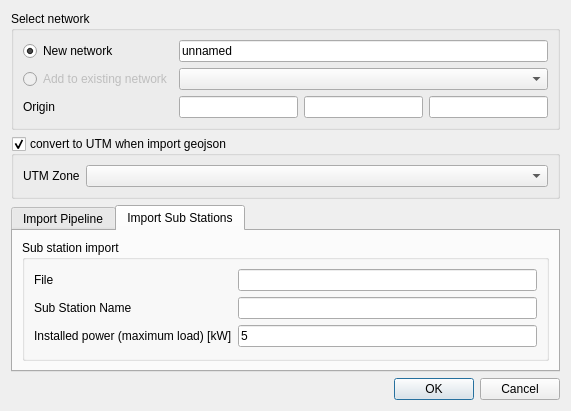
Old version of the form SIM-VICUS/src/SVNetworkImportDialog.ui in the repository ghorwin/SIM-VICUS.
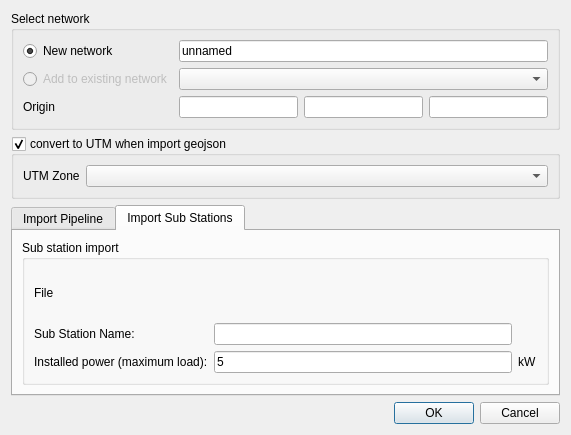
New version of the form. Custom widgets are drawn as their Qt base class.

What changed in the file:
```diff
--- a/SIM-VICUS/src/SVNetworkImportDialog.ui
+++ b/SIM-VICUS/src/SVNetworkImportDialog.ui
@@ -7,7 +7,7 @@
     <x>0</x>
     <y>0</y>
     <width>571</width>
-    <height>368</height>
+    <height>435</height>
    </rect>
   </property>
   <property name="windowTitle">
@@ -92,7 +92,7 @@
          <property name="title">
           <string>Sub station import</string>
          </property>
-         <layout class="QFormLayout" name="formLayout_2">
+         <layout class="QGridLayout" name="gridLayout">
           <item row="0" column="0">
            <widget class="QLabel" name="label_11">
             <property name="text">
@@ -100,13 +100,23 @@
             </property>
            </widget>
           </item>
-          <item row="0" column="1">
-           <widget class="QtExt::BrowseFilenameWidget" name="lineEditSubStationFileName"/>
+          <item row="0" column="1" colspan="2">
+           <widget class="QtExt::BrowseFilenameWidget" name="lineEditSubStationFileName" native="true"/>
+          </item>
+          <item row="1" column="0">
+           <widget class="QLabel" name="label_13">
+            <property name="text">
+             <string>Sub Station Name:</string>
+            </property>
+           </widget>
+          </item>
+          <item row="1" column="1">
+           <widget class="QLineEdit" name="lineEditSubStationName"/>
           </item>
           <item row="2" column="0">
            <widget class="QLabel" name="label_12">
             <property name="text">
-             <string>Installed power (maximum load) [kW]</string>
+             <string>Installed power (maximum load):</string>
             </property>
            </widget>
           </item>
@@ -126,16 +136,13 @@
             </property>
            </widget>
           </item>
-          <item row="1" column="0">
-           <widget class="QLabel" name="label_13">
+          <item row="2" column="2">
+           <widget class="QLabel" name="label_14">
             <property name="text">
-             <string>Sub Station Name</string>
+             <string>kW</string>
             </property>
            </widget>
           </item>
-          <item row="1" column="1">
-           <widget class="QLineEdit" name="lineEditSubStationName"/>
-          </item>
          </layout>
         </widget>
        </item>
@@ -255,8 +262,12 @@
   </customwidget>
   <customwidget>
    <class>QtExt::BrowseFilenameWidget</class>
-   <extends>QLineEdit</extends>
-   <header location="global">QtExt_BrowseFilenameWidget.h</header>
+   <extends>QWidget</extends>
+   <header>QtExt_BrowseFilenameWidget.h</header>
+   <container>1</container>
+   <slots>
+    <signal>editingFinished()</signal>
+   </slots>
   </customwidget>
  </customwidgets>
  <resources/>
```
Left out of the diff: 2 changed lines with no effect on the pictures.
